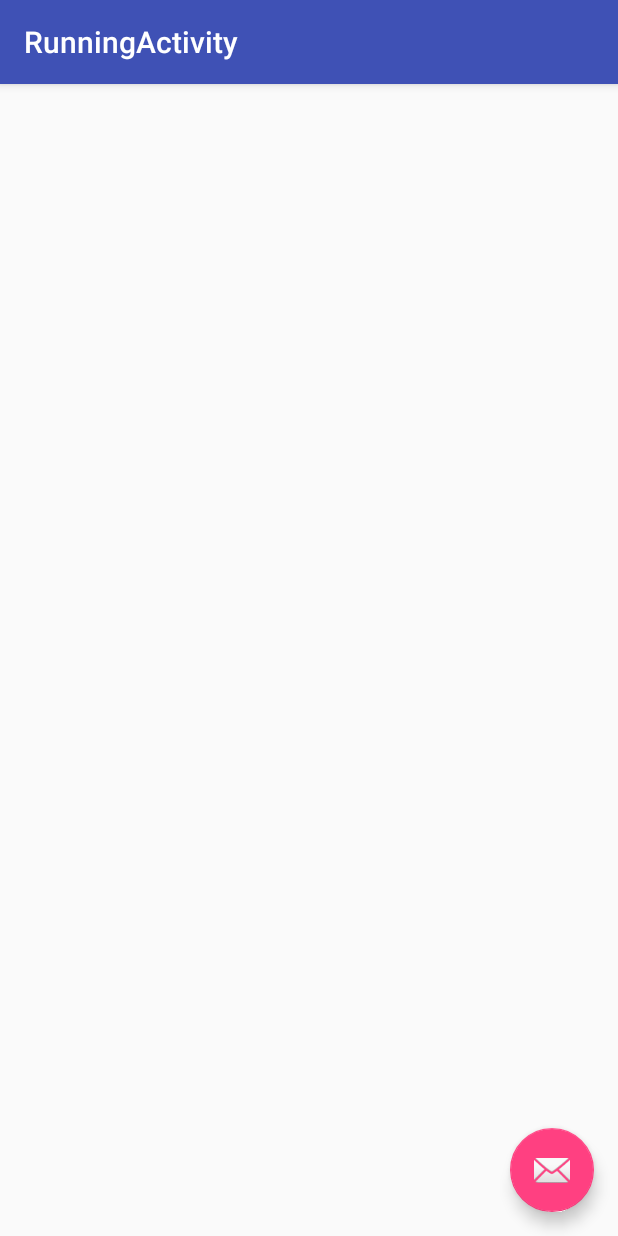
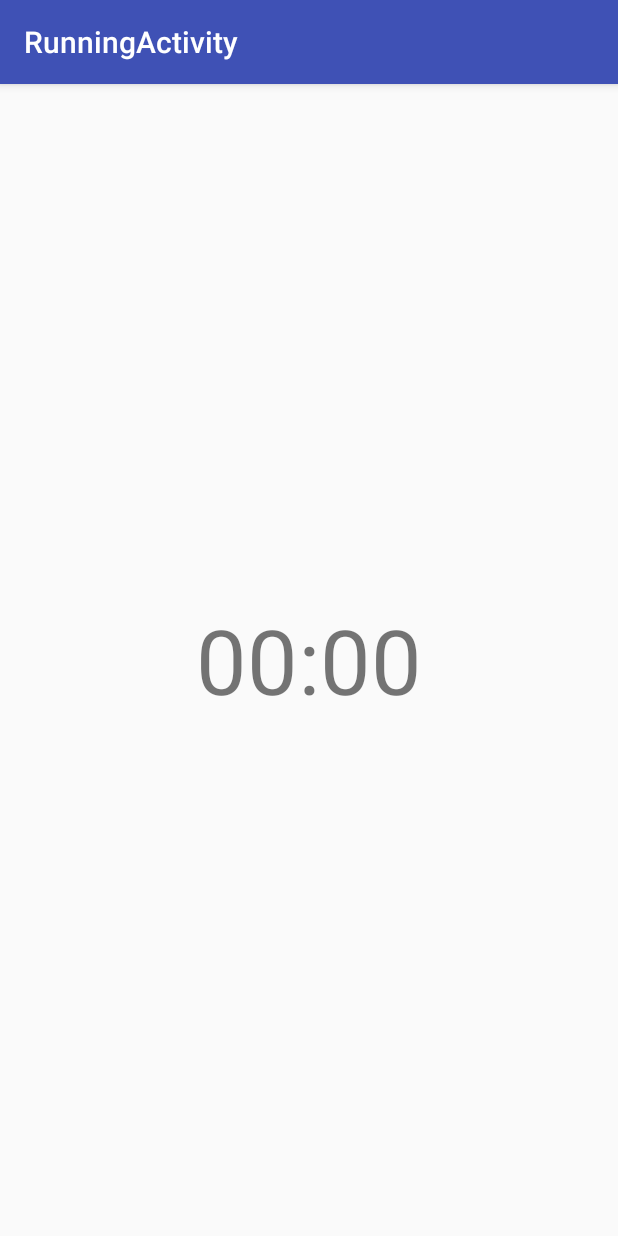
Before and after one commit to frenaut/choppa_run, an Android app: the RunningActivity screen opened directly, with no data from a screen before it, on a phone screen of 412 x 824 dp. Run offline under Robolectric (Android 15) with nearby library versions, the phone set to English and light mode, and no system bars; 1 statement that could not run was skipped.

Commit message:
Just some large 00:00 on second screen

```diff
--- a/app/src/main/java/chopparun/hackzurich/com/trainer/RunningActivity.java
+++ b/app/src/main/java/chopparun/hackzurich/com/trainer/RunningActivity.java
@@ -25,15 +25,6 @@ public class RunningActivity extends AppCompatActivity {
 
         Toolbar toolbar = (Toolbar) findViewById(R.id.toolbar);
         setSupportActionBar(toolbar);
-
-        FloatingActionButton fab = (FloatingActionButton) findViewById(R.id.fab);
-        fab.setOnClickListener(new View.OnClickListener() {
-            @Override
-            public void onClick(View view) {
-                Snackbar.make(view, "Replace with your own action", Snackbar.LENGTH_LONG)
-                        .setAction("Action", null).show();
-            }
-        });
     }
 
     @Override
--- a/app/src/main/res/layout/activity_running.xml
+++ b/app/src/main/res/layout/activity_running.xml
@@ -2,8 +2,10 @@
 <android.support.design.widget.CoordinatorLayout
     xmlns:android="http://schemas.android.com/apk/res/android"
     xmlns:app="http://schemas.android.com/apk/res-auto"
-    xmlns:tools="http://schemas.android.com/tools" android:layout_width="match_parent"
-    android:layout_height="match_parent" android:fitsSystemWindows="true"
+    xmlns:tools="http://schemas.android.com/tools"
+    android:layout_width="match_parent"
+    android:layout_height="match_parent"
+    android:fitsSystemWindows="true"
     tools:context="chopparun.hackzurich.com.trainer.RunningActivity">
 
     <android.support.design.widget.AppBarLayout android:layout_height="wrap_content"
@@ -17,9 +19,4 @@
 
     <include layout="@layout/content_running" />
 
-    <android.support.design.widget.FloatingActionButton android:id="@+id/fab"
-        android:layout_width="wrap_content" android:layout_height="wrap_content"
-        android:layout_gravity="bottom|end" android:layout_margin="@dimen/fab_margin"
-        android:src="@android:drawable/ic_dialog_email" />
-
 </android.support.design.widget.CoordinatorLayout>
--- a/app/src/main/res/layout/content_goal_entry.xml
+++ b/app/src/main/res/layout/content_goal_entry.xml
@@ -2,7 +2,8 @@
 <RelativeLayout xmlns:android="http://schemas.android.com/apk/res/android"
     xmlns:tools="http://schemas.android.com/tools"
     xmlns:app="http://schemas.android.com/apk/res-auto" android:layout_width="match_parent"
-    android:layout_height="match_parent" android:paddingLeft="@dimen/activity_horizontal_margin"
+    android:layout_height="match_parent"
+    android:paddingLeft="@dimen/activity_horizontal_margin"
     android:paddingRight="@dimen/activity_horizontal_margin"
     android:paddingTop="@dimen/activity_vertical_margin"
     android:paddingBottom="@dimen/activity_vertical_margin"
--- a/app/src/main/res/layout/content_running.xml
+++ b/app/src/main/res/layout/content_running.xml
@@ -1,8 +1,10 @@
 <?xml version="1.0" encoding="utf-8"?>
 <RelativeLayout xmlns:android="http://schemas.android.com/apk/res/android"
     xmlns:tools="http://schemas.android.com/tools"
-    xmlns:app="http://schemas.android.com/apk/res-auto" android:layout_width="match_parent"
-    android:layout_height="match_parent" android:paddingLeft="@dimen/activity_horizontal_margin"
+    xmlns:app="http://schemas.android.com/apk/res-auto"
+    android:layout_width="match_parent"
+    android:layout_height="fill_parent"
+    android:paddingLeft="@dimen/activity_horizontal_margin"
     android:paddingRight="@dimen/activity_horizontal_margin"
     android:paddingTop="@dimen/activity_vertical_margin"
     android:paddingBottom="@dimen/activity_vertical_margin"
@@ -10,4 +12,21 @@
     tools:showIn="@layout/activity_running"
     tools:context="chopparun.hackzurich.com.trainer.RunningActivity">
 
+    <LinearLayout
+        android:layout_width="match_parent"
+        android:layout_height="wrap_content"
+        android:orientation="vertical"
+        android:layout_centerVertical="true"
+        android:layout_centerHorizontal="true">
+
+        <TextView
+            android:layout_gravity="center"
+            android:layout_width="wrap_content"
+            android:layout_height="wrap_content"
+            android:textSize="60dp"
+            android:text="00:00"
+            android:id="@+id/time_elapsed" />
+
+    </LinearLayout>
+
 </RelativeLayout>
```
Also changed, not shown: app/src/main/res/layout/activity_goal_entry.xml (+5 -3 lines).
